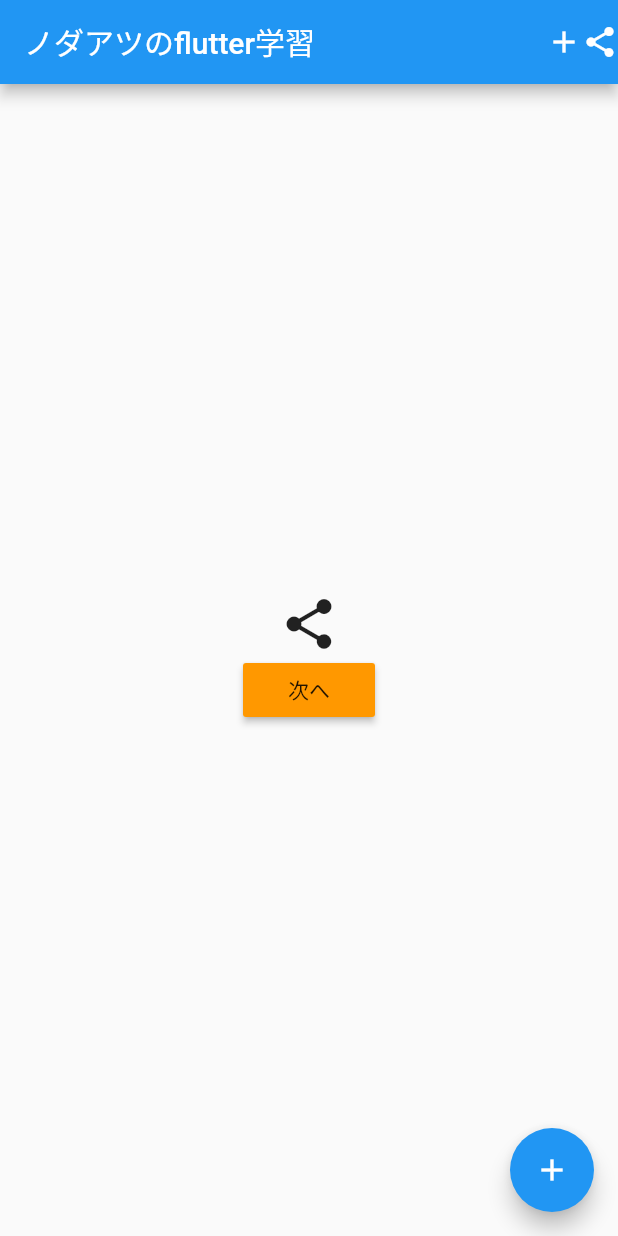
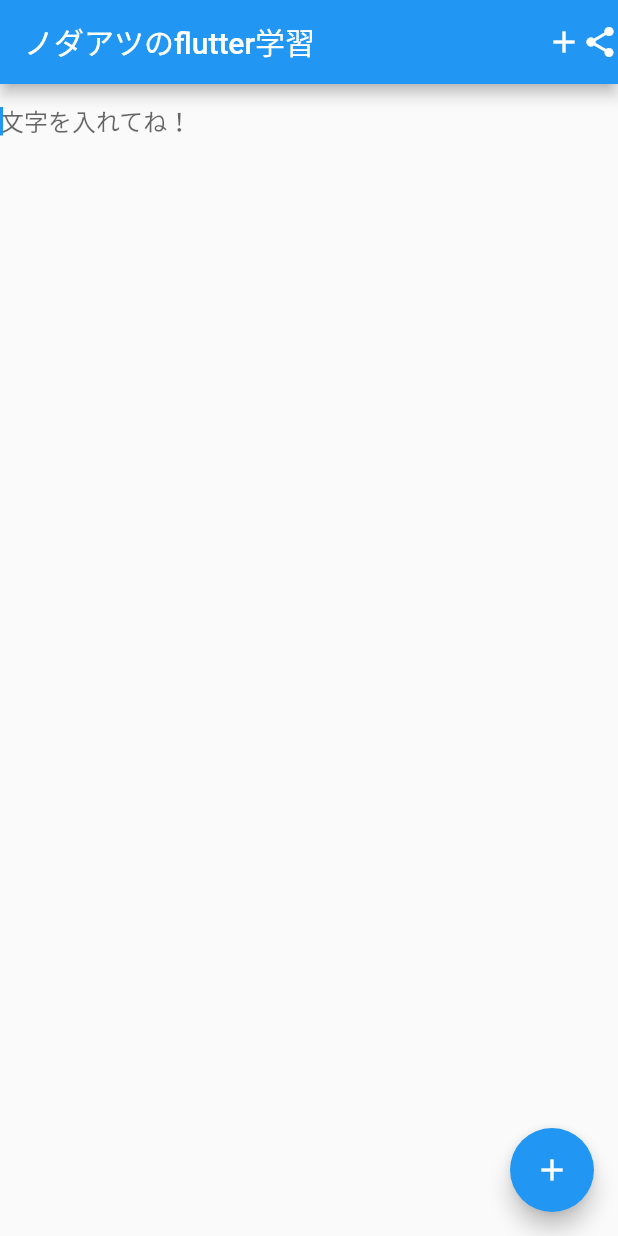
Before and after one commit to atsuki255/first_app, a Flutter app: the screen it shows after launch, on a phone screen of 412 x 824 dp. Run offline on Flutter 3.47's test engine with Material 2 defaults, Android fonts, the phone set to English and light mode, and no system bars.

Commit message:
practice Textfield

```diff
--- a/lib/main.dart
+++ b/lib/main.dart
@@ -42,8 +42,6 @@ class _MyHomePageState extends State<MyHomePage> {
     });
   }
 
-  String text = "次へ";
-
   @override
   Widget build(BuildContext context) {
 
@@ -58,32 +56,17 @@ class _MyHomePageState extends State<MyHomePage> {
         ],
 
       ),
-      body: Center(
-        child: Column(
-          mainAxisAlignment: MainAxisAlignment.center,
-          children: [
-            Icon(
-              Icons.share,
-              size:40
-            ),
-            RaisedButton(
-              child: Text(text),
-              color: Colors.orange,
-              onPressed: () async {
-                //ここに押したら反応するコードを書く
-                //画面遷移のコードを記入
-                final result = await Navigator.push(
-                  context,
-                  MaterialPageRoute(builder: (context) => NextPage("ノダアツ"),
-                  ),
-                );
-                text = result;
-                print(result);
-              },
-            ),
-          ],
+      body: Container(
+        width: double.infinity,
+        child: TextFormField(
+          autofocus: true,
+          decoration: InputDecoration(
+            border: InputBorder.none,
+            hintText: '文字を入れてね！',
+          ),
         ),
       ),
+
       floatingActionButton: FloatingActionButton(
         onPressed: _incrementCounter,
         tooltip: 'Increment',
```
